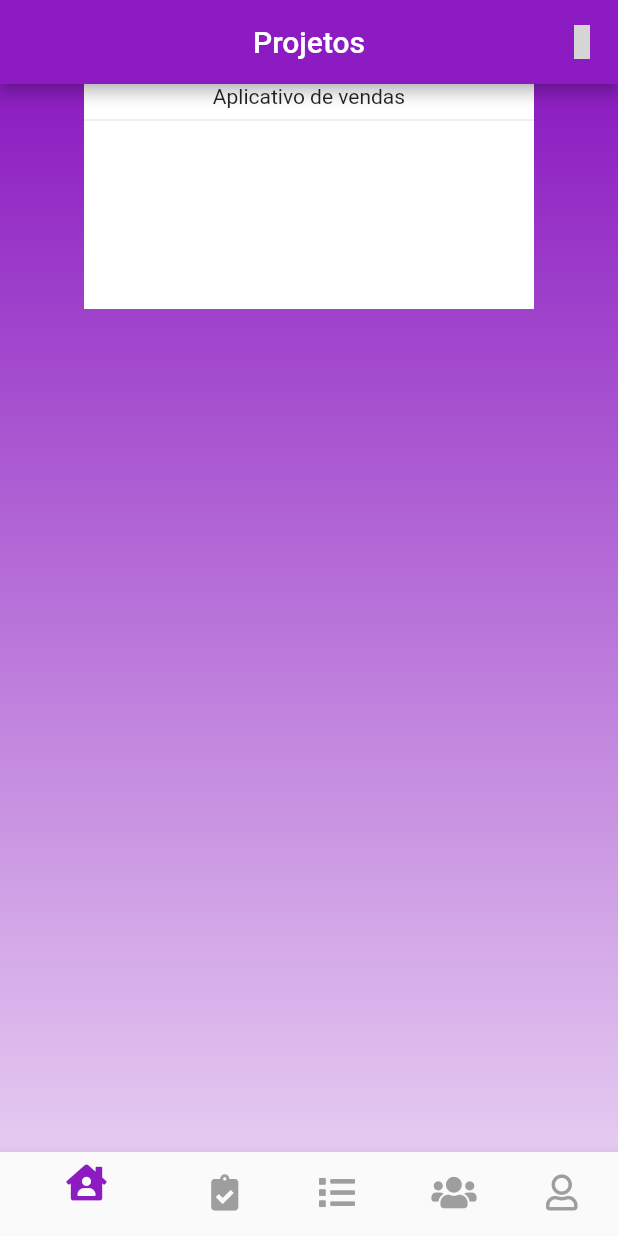
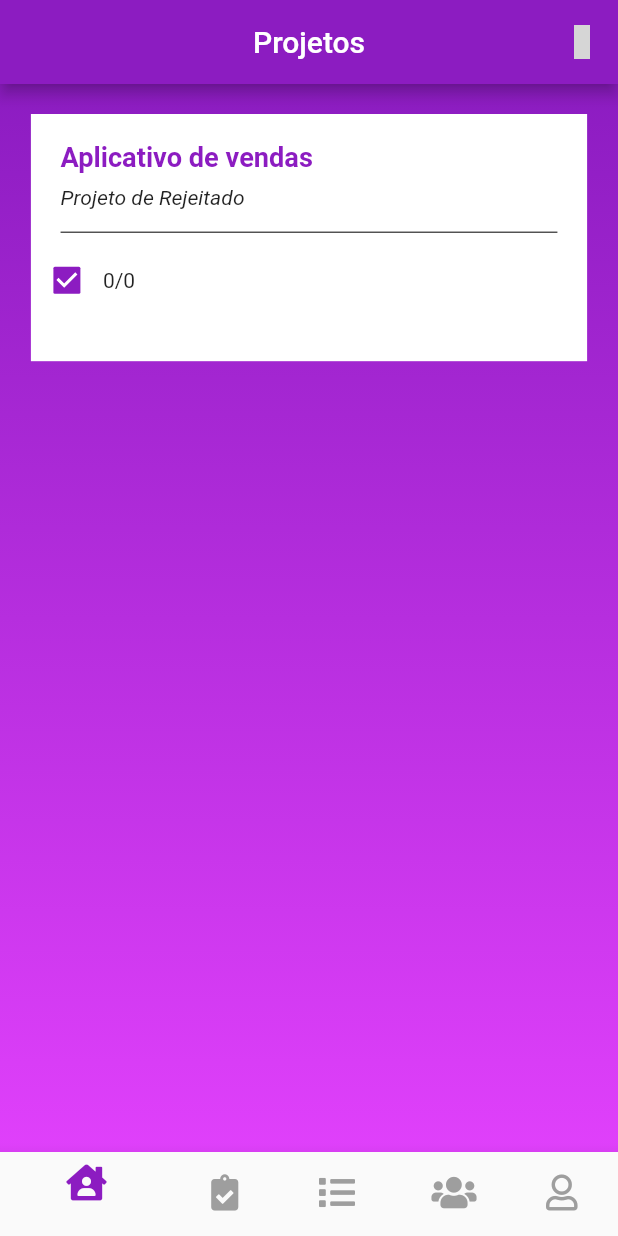
Before and after one commit to jjoaovitor7-unit/Sistema-Gestao-Projeto, a Flutter app: the HomePage screen opened directly, on a phone screen of 412 x 824 dp. Run offline on Flutter 3.47's test engine with Material 2 defaults, Android fonts, the light colour scheme and no system bars; our stand-ins replace cloud_firestore, device_preview, firebase_auth, firebase_core, fluttericon; accounts and stored records are empty; grey boxes are pictures that could not be loaded.

Commit message:
Adicionando cartão a home

```diff
--- a/gestro_app/lib/pages/home.page.dart
+++ b/gestro_app/lib/pages/home.page.dart
@@ -1,3 +1,5 @@
+import 'dart:ui';
+
 import 'package:flutter/cupertino.dart';
 import 'package:flutter/material.dart';
 import 'package:fluttericon/font_awesome5_icons.dart';
@@ -32,20 +34,74 @@ class HomePage extends StatelessWidget {
             end: Alignment.bottomLeft,
             colors: [
               purpleSecudary,
-              purplePrimary,
+              Colors.purpleAccent,
             ],
           ),
         ),
         child: Column(
           children: [
+            SizedBox(height: 20),
             Container(
-              height: 150,
-              width: 300,
+              height: MediaQuery.of(context).size.height * 0.2,
+              width: MediaQuery.of(context).size.width * 0.9,
               color: Colors.white,
               child: Column(
+                crossAxisAlignment: CrossAxisAlignment.start,
                 children: [
-                  Text("Aplicativo de vendas"),
-                  Divider(),
+                  Padding(
+                    padding: EdgeInsets.only(
+                      // top: 12,
+                      // left: 15,
+                      // right: 15,
+                      top: MediaQuery.of(context).size.height * 0.022,
+                      left: MediaQuery.of(context).size.height * 0.024,
+                      right: MediaQuery.of(context).size.height * 0.024,
+                    ),
+                    child: Column(
+                      crossAxisAlignment: CrossAxisAlignment.start,
+                      children: [
+                        Text(
+                          "Aplicativo de vendas",
+                          style: TextStyle(
+                            color: purpleSecudary,
+                            fontSize: MediaQuery.of(context).size.height * 0.022,
+                            fontWeight: FontWeight.bold,
+                          ),
+                        ),
+                        SizedBox(
+                          height: MediaQuery.of(context).size.height * 0.01,
+                        ),
+                        Text(
+                          "Projeto de Rejeitado",
+                          style: TextStyle(
+                            fontStyle: FontStyle.italic,
+                          ),
+                        ),
+                        SizedBox(
+                          height: MediaQuery.of(context).size.height * 0.009,
+                        ),
+                        Divider(
+                          // color: Colors.grey[900],
+                          color: Colors.black,
+                        ),
+                      ],
+                    ),
+                  ),
+                  Row(
+                    mainAxisAlignment: MainAxisAlignment.start,
+                    children: [
+                      Checkbox(
+                        activeColor: purpleSecudary,
+                        checkColor: Colors.white,
+                        value: true,
+                        autofocus: true,
+                        onChanged: (bool value) {
+                          value = true;
+                        },
+                      ),
+                      Text("0/0"),
+                    ],
+                  ),
                 ],
               ),
             ),
```
